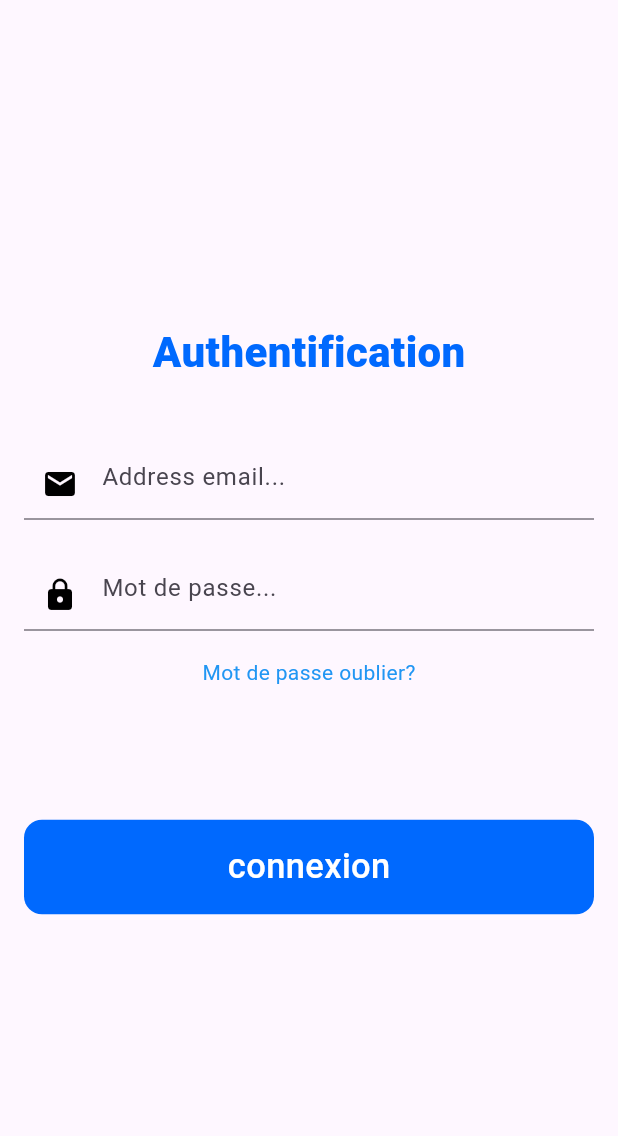
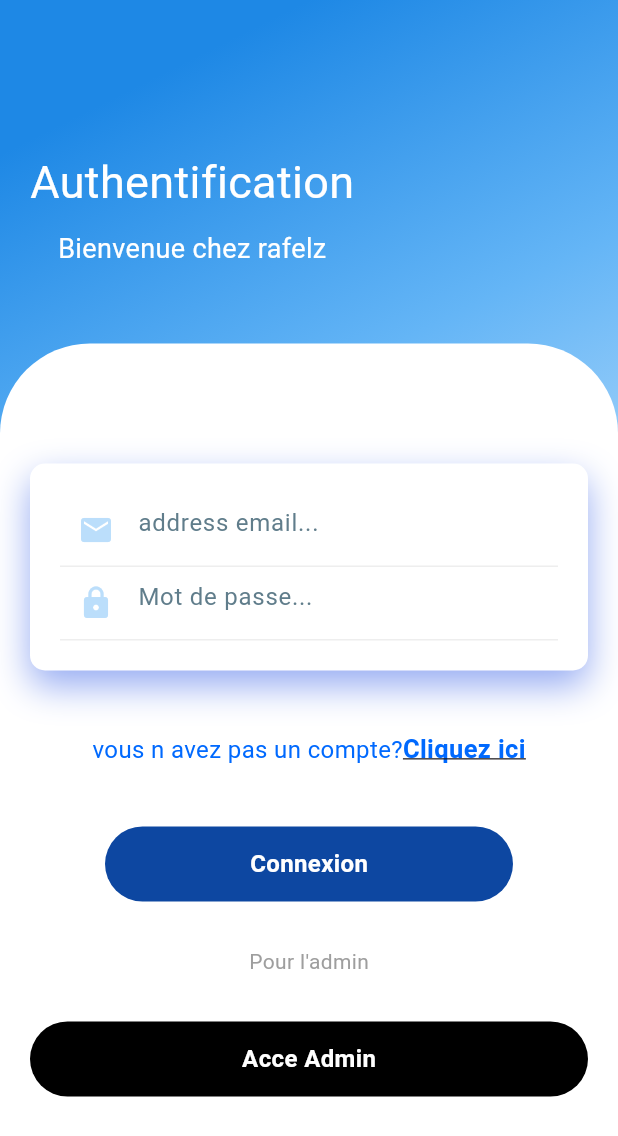
Before and after one commit to aymanDak/HotelFlutter, a Flutter app: the screen it shows after launch, on a phone screen of 412 x 824 dp. Shown: the top 1136 px of the screen. Run offline on Flutter 3.47's test engine with Material 3 defaults, Android fonts, the phone set to English and light mode, and no system bars; our stand-ins replace cloud_firestore, firebase_auth, firebase_core; accounts and stored records are empty.

Commit message:
design login admin client encours

```diff
--- a/lib/main.dart
+++ b/lib/main.dart
@@ -2,7 +2,9 @@
 
 import 'package:firebase_auth/firebase_auth.dart';
 import 'package:firebase_core/firebase_core.dart';
+import 'package:flutter/gestures.dart';
 import 'package:hotelflutter/accueil.dart';
+import 'package:hotelflutter/inscrire.dart';
 import 'firebase_options.dart';
 import 'package:flutter/material.dart';
 
@@ -18,6 +20,7 @@ class MyApp extends StatelessWidget {
   @override
   Widget build(BuildContext context) {
     return const MaterialApp(
+      debugShowCheckedModeBanner: false,
       home: HomePage(),
     );
   }
@@ -61,88 +64,188 @@ class LoginScreen extends StatefulWidget {
 }
 
 class _LoginScreenState extends State<LoginScreen> {
-static Future<User?> login({required String email,required password,required BuildContext context}) async{
-  FirebaseAuth auth=FirebaseAuth.instance;
-  User? user;
-  try{
-    UserCredential userCredential =await auth.signInWithEmailAndPassword(email: email, password: password);
-    user =userCredential.user;
 
-  }on FirebaseAuthException catch(e){
-    if(e.code=="user-not-found"){
-      print("no User found for that email");
-    }
-  }
-  return user;
-
-}
 
 
   @override
   Widget build(BuildContext context) {
-    TextEditingController emailcontr=TextEditingController();
-    TextEditingController passcontr=TextEditingController();
-    return  Padding(
-      padding:const  EdgeInsets.all(16.0),
+    return Scaffold(
+      body: Container(
+
+        width: double.infinity,
+        decoration: BoxDecoration(
+          gradient: LinearGradient(
+            begin: Alignment.topCenter,
+            colors: [
+              Colors.blue.shade600,
+              Colors.blue.shade300,
+              Colors.blue.shade100
+            ]
+            )
+        ),
+        child:   Column(
+          crossAxisAlignment: CrossAxisAlignment.start,
+          children: <Widget>[
+            SizedBox(height: 80,),
+           const Padding(
+              padding: EdgeInsets.all(20),
               child: Column(
-        mainAxisAlignment: MainAxisAlignment.center,
-        children: [
-           const Text("Authentification",style: TextStyle(
-            color: Color(0xFF0069FE),
-            fontSize: 28.0,
-            fontWeight: FontWeight.w900,
+                children:<Widget> [
+                  Text("Authentification",
+                  style: TextStyle(
+                  color: Colors.white,
+                  fontSize: 30
+              ),
+              ),
+              SizedBox(height: 10,),
+              Text("Bienvenue chez rafelz",
+                  style: TextStyle(
+                  color: Colors.white,
+                  fontSize: 18
+              ),
+              )
+              ],
+              ),
+              ),
+              SizedBox(height: 30,),
+              Expanded(
+                child: Container(
+                  decoration: BoxDecoration(
+                    color: Colors.white,
+                    borderRadius: BorderRadius.only(topLeft: Radius.circular(60),topRight: Radius.circular(60))
+                  ),
+                  child: Padding(
+                    padding: EdgeInsets.all(20),
+                    child: Column(
+                      children: <Widget>[
+                        SizedBox(height: 60,),
+                        Container(
+                          padding: EdgeInsets.all(20),
+                          decoration: BoxDecoration(
+                            color: Colors.white,
+                            borderRadius: BorderRadius.circular(10),
+                            boxShadow: [BoxShadow(
+                              color: Color.fromRGBO(89, 123, 235, 0.634),
+                              blurRadius: 20,
+                              offset: Offset(0,10)
 
-          ),),
-           const SizedBox(height: 44.0,),
-           TextField(
-            controller: emailcontr,
-            keyboardType: TextInputType.emailAddress,
-            decoration:const InputDecoration(
-            hintText: "Address email...",
-            prefixIcon: Icon(Icons.mail,color: Colors.black,)
-          ) ,
+                            )]
                           ),
-           const SizedBox(height: 26,),
-            TextField(
-              controller: passcontr,
+                          child: Column(
+                            children: <Widget>[
+                              Container(
+                                decoration: BoxDecoration(
+                                  border: Border(bottom: BorderSide(color: Colors.grey.shade200))
+                                ),
+                                child: TextField(
+                                  decoration: InputDecoration(
+                                    hintText: "address email...",
+                                    hintStyle: TextStyle(color: Colors.blueGrey),
+                                    prefixIcon: Icon(Icons.mail,color: Colors.blue.shade100,),
+                                    border: InputBorder.none
+                                  ),
+                                  ),
+                              ),
+                              Container(
+                                decoration: BoxDecoration(
+                                  border: Border(bottom: BorderSide(color: Colors.grey.shade200))
+                                ),
+                                child: TextField(
                                   obscureText: true,
                                   decoration: InputDecoration(
+                                    prefixIcon: Icon(Icons.lock, color: Colors.blue.shade100,),
                                     hintText: "Mot de passe...",
-              prefixIcon: Icon(Icons.lock, color: Colors.black,)
+                                    hintStyle: TextStyle(color: Colors.blueGrey),
+                                    border: InputBorder.none
                                   ),
-          ),
-           const SizedBox(
-            height: 18
-            ),
-           const Text("Mot de passe oublier?",
-            style: TextStyle(color: Colors.blue),textAlign: TextAlign.start,),
-           const SizedBox(height: 88,),
-          Container(
-            width: double.infinity,
-            child: RawMaterialButton(
-              fillColor: const Color(0xFF0069FE),
-              elevation: 0.0,
-              padding: const EdgeInsets.symmetric(vertical: 15.0),
-              shape: RoundedRectangleBorder(borderRadius: BorderRadius.circular(12.0)),
-              onPressed: () async{
-                User? user =await login(email: emailcontr.text, password: passcontr.text, context: context);
-                print(user);
-                if(user != null){
-                  Navigator.of(context).pushReplacement(MaterialPageRoute(builder: (context)=> acc()));
-                }
-              },
-              child: const Text("connexion",
-              style: TextStyle(
-                color: Colors.white,
-                fontSize: 23,
-                fontWeight: FontWeight.w500
-
-              ),),
                                   ),
                               ),
 
+                            ]
+                            ),
+                        ),
+                        SizedBox(height: 40,),
+                        Text.rich(
+                          TextSpan(
+                            text: 'vous n avez pas un compte?',
+                            style: TextStyle(
+                              color: Color(0xFF0069FE),
+                              fontSize: 16
+
+                            ),
+
+                            children: <TextSpan>[
+
+                              TextSpan(
+                                text: 'Cliquez ici',
+                                style: TextStyle(
+                                  fontSize: 17,
+                                  fontWeight: FontWeight.bold,
+                                  decoration: TextDecoration.underline,
+                                ),
+                                recognizer: TapGestureRecognizer()
+                                  ..onTap = () {
+                                  Navigator.of(context).pushReplacement(MaterialPageRoute(builder: (context)=> acc()));
+                                  },
+
+                              )
+                            ]
+
+                            )
+
+
+                        ),
+                        SizedBox(height: 40,),
+                        Container(
+                          height: 50,
+                          margin: EdgeInsets.symmetric(horizontal: 50),
+                          decoration: BoxDecoration(
+                            borderRadius: BorderRadius.circular(50),
+                            color: Colors.blue.shade900
+                            ),
+                            child: Center(
+                              child: Text("Connexion",
+                              style: TextStyle(
+                                color: Colors.white,
+                                fontSize: 16,
+                                fontWeight: FontWeight.bold
+                                ),)),
+                        ),
+                        SizedBox(height: 30,),
+                        Text("Pour l'admin",style: TextStyle(color: Colors.grey),),
+                        SizedBox(height: 30,),
+                        Row(
+                          children: <Widget>[
+                            Expanded(
+                              child: Container(
+                                height: 50,
+                                decoration: BoxDecoration(
+                                  borderRadius: BorderRadius.circular(50),
+                                  color: Colors.black
+                                ),
+                                child: Center(
+                              child: Text("Acce Admin",
+                              style: TextStyle(
+                                color: Colors.white,
+                                fontSize: 16,
+                                fontWeight: FontWeight.bold
+                                ),)),
+                              ),
+                            ),
+
+                          ],)
+                      ]
+                      ),
+
+                    ),
+
+
+              ))
+
+
+
           ],
-
+        ),
       ),
     );
   }
```
Also changed, not shown: lib/datab.dart (added, +9 -0 lines), lib/inscrire.dart (added, +15 -0 lines), lib/loginA.dart (added, +112 -0 lines). Lines whose indentation alone changed are shown as unchanged.
